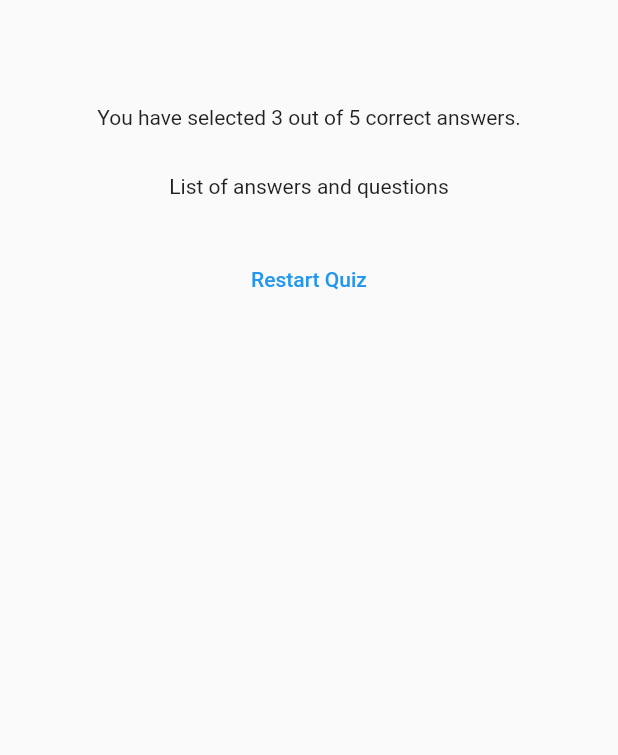
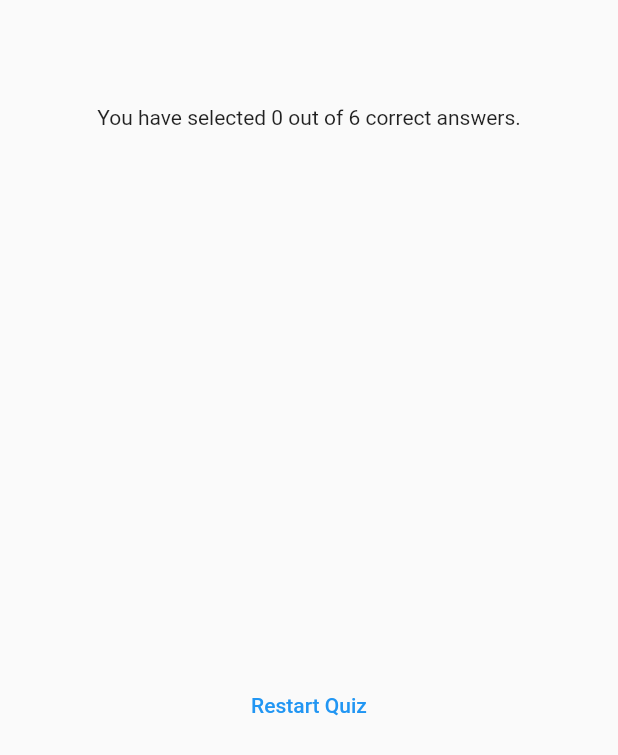
Before and after one commit to RastogiNishant/Flutter-Advance, a Flutter app: the ResultsScreen widget shown alone on an empty page, opened directly with empty values, on a phone screen of 412 x 824 dp. Shown: the top 755 px of the screen. Run offline on Flutter 3.47's test engine with Material 2 defaults, Android fonts, the phone set to English and light mode, and no system bars; our stand-ins replace google_fonts.

Commit message:
Added Result Question Summary

```diff
--- a/lib/quiz.dart
+++ b/lib/quiz.dart
@@ -37,7 +37,6 @@ class _QuizState extends State<Quiz> {
     if (selectedAnswers.length == questions.length) {
       setState(() {
         activeScreen = 'results-screen';
-        selectedAnswers = [];
       });
     }
   }
@@ -52,6 +51,7 @@ class _QuizState extends State<Quiz> {
     if (activeScreen == 'results-screen') {
       screenWidget = ResultsScreen(
         onRestartQuiz: switchScreen,
+        chosenAnswers: selectedAnswers,
       );
     }
 
--- a/lib/results_screen.dart
+++ b/lib/results_screen.dart
@@ -1,12 +1,36 @@
+import 'package:adv_basics/data/questions.dart';
+import 'package:adv_basics/questions_summary.dart';
 import 'package:flutter/material.dart';
 
 class ResultsScreen extends StatelessWidget {
-  const ResultsScreen({super.key, required this.onRestartQuiz});
+  const ResultsScreen(
+      {super.key, required this.chosenAnswers, required this.onRestartQuiz});
 
   final void Function() onRestartQuiz;
+  final List<String> chosenAnswers;
+
+  List<Map<String, Object>> getSummaryData() {
+    final List<Map<String, Object>> summary = [];
+    for (var i = 0; i < chosenAnswers.length; i++) {
+      summary.add(
+        {
+          'question_index': i,
+          'question': questions[i].text,
+          'correct_answer': questions[i].answers[0],
+          'user_answer': chosenAnswers[i],
+        },
+      );
+    }
+    return summary;
+  }
 
   @override
   Widget build(BuildContext context) {
+    final summaryData = getSummaryData();
+    final numTotalQuestions = questions.length;
+    final numCorrectQuestions = summaryData
+        .where((element) => element['correct_answer'] == element['user_answer'])
+        .length;
     return SizedBox(
       width: double.infinity,
       child: Container(
@@ -16,11 +40,12 @@ class ResultsScreen extends StatelessWidget {
             const SizedBox(
               height: 30,
             ),
-            const Text('You have selected 3 out of 5 correct answers.'),
+            Text(
+                'You have selected $numCorrectQuestions out of $numTotalQuestions correct answers.'),
             const SizedBox(
               height: 30,
             ),
-            const Text('List of answers and questions'),
+            QuestionsSummary(summaryData),
             const SizedBox(
               height: 30,
             ),
```
Also changed, not shown: lib/questions_summary.dart (added, +37 -0 lines).
